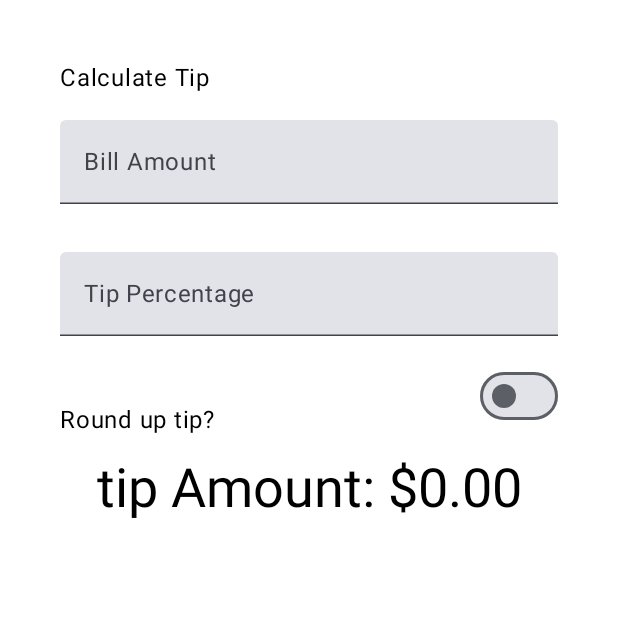
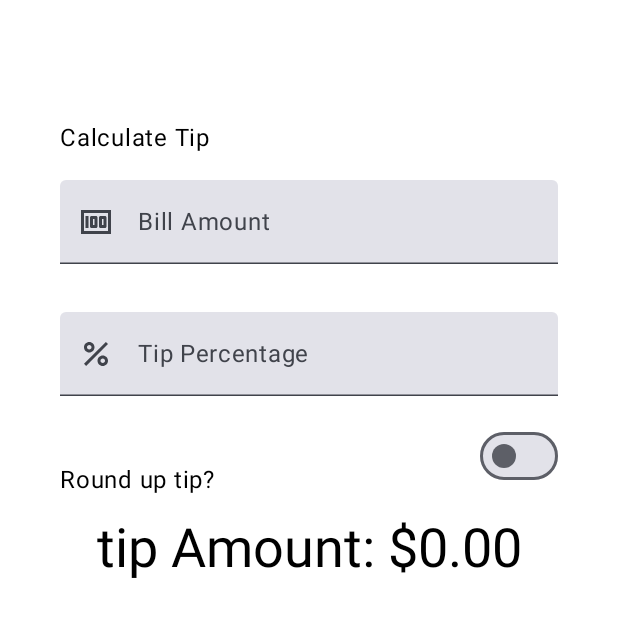
Before and after one commit to Miftahul93/TipTimeCalculator, an Android app built with Jetpack Compose: the @Preview function TipTimeLayoutPreview, on a phone screen of 412 x 824 dp. Shown: the top 617 px of the screen. Run offline under Robolectric (Android 15) with nearby library versions, the phone set to English and light mode, and no system bars.

Commit message:
Menambahkan ikon utama ke kolom teks

```diff
--- a/app/src/main/java/com/athaya/tiptime/MainActivity.kt
+++ b/app/src/main/java/com/athaya/tiptime/MainActivity.kt
@@ -5,6 +5,7 @@ package com.athaya.tiptime
 import android.os.Bundle
 import androidx.activity.ComponentActivity
 import androidx.activity.compose.setContent
+import androidx.annotation.DrawableRes
 import androidx.annotation.StringRes
 import androidx.compose.foundation.layout.Arrangement
 import androidx.compose.foundation.layout.Column
@@ -22,6 +23,7 @@ import androidx.compose.foundation.rememberScrollState
 import androidx.compose.foundation.text.KeyboardOptions
 import androidx.compose.foundation.verticalScroll
 import androidx.compose.material3.ExperimentalMaterial3Api
+import androidx.compose.material3.Icon
 import androidx.compose.material3.MaterialTheme
 import androidx.compose.material3.Surface
 import androidx.compose.material3.Switch
@@ -34,6 +36,7 @@ import androidx.compose.runtime.remember
 import androidx.compose.runtime.setValue
 import androidx.compose.ui.Alignment
 import androidx.compose.ui.Modifier
+import androidx.compose.ui.res.painterResource
 import androidx.compose.ui.res.stringResource
 import androidx.compose.ui.text.input.ImeAction
 import androidx.compose.ui.text.input.KeyboardType
@@ -72,7 +75,7 @@ fun TipTimeLayout() {
     Column(
         modifier = Modifier
             .statusBarsPadding()
-            .padding(horizontal = 40.dp)
+            .padding(40.dp)
             .verticalScroll(rememberScrollState())
             .safeDrawingPadding(),
         horizontalAlignment = Alignment.CenterHorizontally,
@@ -86,6 +89,7 @@ fun TipTimeLayout() {
         )
         EditNumberField(
             label = R.string.bill_amount,
+            leadingIcon = R.drawable.money,
             keyboardOptions = KeyboardOptions.Default.copy(
                 keyboardType = KeyboardType.Number,
                 imeAction = ImeAction.Next
@@ -98,6 +102,7 @@ fun TipTimeLayout() {
         )
         EditNumberField(
             label = R.string.how_was_the_service,
+            leadingIcon = R.drawable.percent,
             keyboardOptions = KeyboardOptions.Default.copy(
                 keyboardType = KeyboardType.Number,
                 imeAction = ImeAction.Done
@@ -136,6 +141,7 @@ private fun calculateTip(
 @Composable
 fun EditNumberField(
     @StringRes label: Int,
+    @DrawableRes leadingIcon: Int,
     keyboardOptions: KeyboardOptions,
     value: String,
     onValueChange: (String) -> Unit,
@@ -143,6 +149,7 @@ fun EditNumberField(
 ) {
     TextField(
         value = value,
+        leadingIcon = { Icon(painter = painterResource(id = leadingIcon), null)},
         onValueChange = onValueChange,
         singleLine = true,
         label = { Text(text = stringResource(label)) },
--- /dev/null
+++ b/app/src/main/res/drawable/money.xml
@@ -0,0 +1,22 @@
+<!--
+  ~ Copyright (C) 2023 The Android Open Source Project
+  ~
+  ~ Licensed under the Apache License, Version 2.0 (the "License");
+  ~ you may not use this file except in compliance with the License.
+  ~ You may obtain a copy of the License at
+  ~
+  ~      https://www.apache.org/licenses/LICENSE-2.0
+  ~
+  ~ Unless required by applicable law or agreed to in writing, software
+  ~ distributed under the License is distributed on an "AS IS" BASIS,
+  ~ WITHOUT WARRANTIES OR CONDITIONS OF ANY KIND, either express or implied.
+  ~ See the License for the specific language governing permissions and
+  ~ limitations under the License.
+  -->
+
+<vector android:height="24dp" android:tint="#000000"
+    android:viewportHeight="24" android:viewportWidth="24"
+    android:width="24dp" xmlns:android="http://schemas.android.com/apk/res/android">
+    <path android:fillColor="@android:color/white" android:pathData="M5,8h2v8L5,16zM12,8L9,8c-0.55,0 -1,0.45 -1,1v6c0,0.55 0.45,1 1,1h3c0.55,0 1,-0.45 1,-1L13,9c0,-0.55 -0.45,-1 -1,-1zM11,14h-1v-4h1v4zM18,8h-3c-0.55,0 -1,0.45 -1,1v6c0,0.55 0.45,1 1,1h3c0.55,0 1,-0.45 1,-1L19,9c0,-0.55 -0.45,-1 -1,-1zM17,14h-1v-4h1v4z"/>
+    <path android:fillColor="@android:color/white" android:pathData="M2,4v16h20L22,4L2,4zM4,18L4,6h16v12L4,18z"/>
+</vector>
--- /dev/null
+++ b/app/src/main/res/drawable/percent.xml
@@ -0,0 +1,23 @@
+<!--
+  ~ Copyright (C) 2023 The Android Open Source Project
+  ~
+  ~ Licensed under the Apache License, Version 2.0 (the "License");
+  ~ you may not use this file except in compliance with the License.
+  ~ You may obtain a copy of the License at
+  ~
+  ~      https://www.apache.org/licenses/LICENSE-2.0
+  ~
+  ~ Unless required by applicable law or agreed to in writing, software
+  ~ distributed under the License is distributed on an "AS IS" BASIS,
+  ~ WITHOUT WARRANTIES OR CONDITIONS OF ANY KIND, either express or implied.
+  ~ See the License for the specific language governing permissions and
+  ~ limitations under the License.
+  -->
+
+<vector android:height="24dp" android:tint="#000000"
+    android:viewportHeight="24" android:viewportWidth="24"
+    android:width="24dp" xmlns:android="http://schemas.android.com/apk/res/android">
+    <path android:fillColor="@android:color/white" android:pathData="M7.5,11C9.43,11 11,9.43 11,7.5S9.43,4 7.5,4S4,5.57 4,7.5S5.57,11 7.5,11zM7.5,6C8.33,6 9,6.67 9,7.5S8.33,9 7.5,9S6,8.33 6,7.5S6.67,6 7.5,6z"/>
+    <path android:fillColor="@android:color/white" android:pathData="M4.0025,18.5831l14.5875,-14.5875l1.4142,1.4142l-14.5875,14.5875z"/>
+    <path android:fillColor="@android:color/white" android:pathData="M16.5,13c-1.93,0 -3.5,1.57 -3.5,3.5s1.57,3.5 3.5,3.5s3.5,-1.57 3.5,-3.5S18.43,13 16.5,13zM16.5,18c-0.83,0 -1.5,-0.67 -1.5,-1.5s0.67,-1.5 1.5,-1.5s1.5,0.67 1.5,1.5S17.33,18 16.5,18z"/>
+</vector>
```
